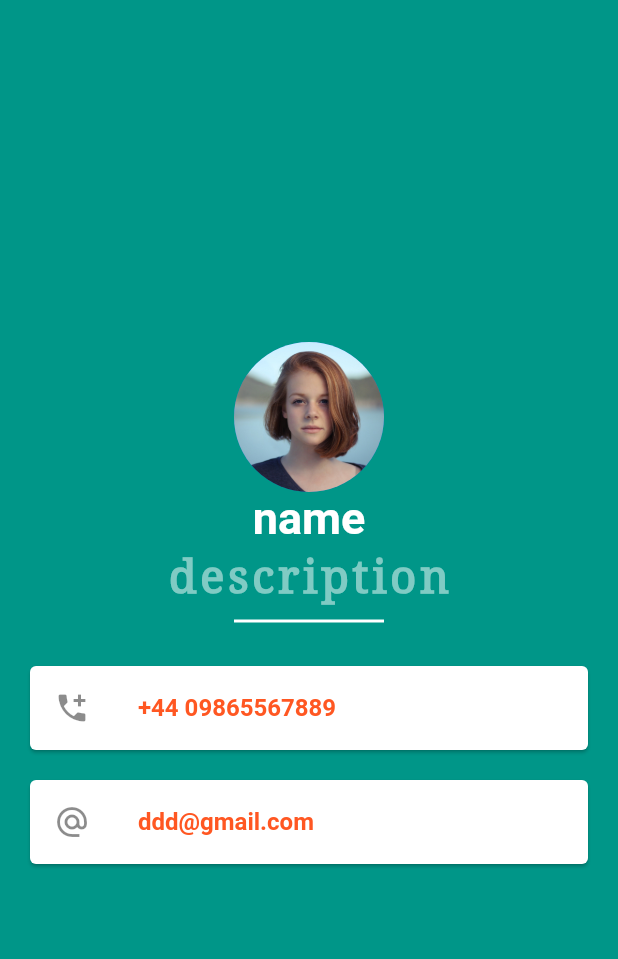
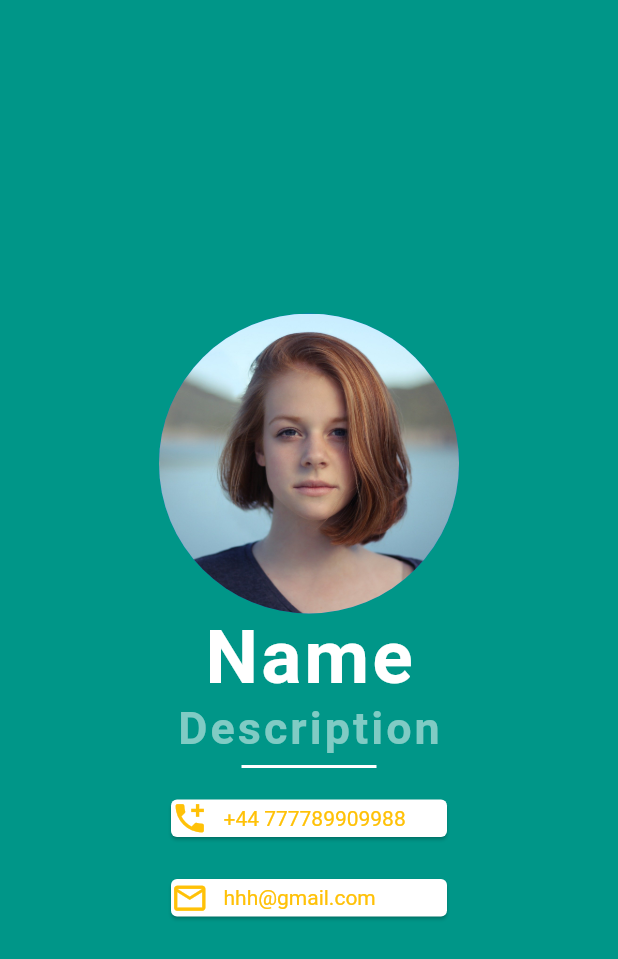
Before and after one commit to t-simeongordon/FlutterMyNetworkingCard, a Flutter app: the screen it shows after launch, on a phone screen of 412 x 824 dp. Shown: the top 959 px of the screen. Run offline on Flutter 3.47's test engine with Material 2 defaults, Android fonts, the phone set to English and light mode, and no system bars; Roboto replaces fonts that are missing (HachiMaruPop).

Commit message:
v0 use row instead of card widget

```diff
--- a/lib/main.dart
+++ b/lib/main.dart
@@ -122,67 +122,150 @@ class MiCardApp extends StatelessWidget{
           //     ),
           //   ],
           // ),
+
+          // //** test for Card view and ListTile - main
+          // child: Column(
+          //   verticalDirection: VerticalDirection.down,
+          //   mainAxisAlignment: MainAxisAlignment.center,
+          //   children: <Widget>[
+          //     CircleAvatar(
+          //       radius: 50,
+          //       backgroundImage: AssetImage("images/default_icon_girl.jpg"),
+          //     ),
+          //     Text("name",
+          //       style: TextStyle(
+          //           color: Colors.white,
+          //           fontFamily: 'HachiMaruPop',
+          //           fontSize: 30,
+          //           fontWeight: FontWeight.bold),
+          //     ),
+          //     Text("description",
+          //       style: TextStyle(
+          //           color: Colors.teal.shade200,
+          //           fontFamily: 'NotoSerif',
+          //           fontSize: 30,
+          //           fontWeight: FontWeight.bold,
+          //           letterSpacing: 2.5,
+          //       ),
+          //     ),
+          //     SizedBox(
+          //       height: 20,
+          //       width: 100,
+          //       child: Divider(
+          //         color: Colors.white,
+          //         thickness: 2,
+          //       ),
+          //     ),
+          //     Card(
+          //       color: Colors.white,
+          //       margin: EdgeInsets.fromLTRB(20, 20, 20, 20),
+          //       child:  ListTile(
+          //         leading: Icon(
+          //           Icons.add_call,
+          //         ),
+          //         title: Text(
+          //           "+44 09865567889",
+          //           style: TextStyle(
+          //             fontWeight: FontWeight.bold,
+          //             color: Colors.deepOrange,
+          //           ),
+          //         ),
+          //       ),
+          //     ),
+          //     Card(
+          //       color: Colors.white,
+          //       margin: EdgeInsets.fromLTRB(20, 0, 20, 20),
+          //       child: ListTile(
+          //         leading: Icon(Icons.alternate_email),
+          //         title: Text("ddd@gmail.com",
+          //           style: TextStyle(
+          //             fontWeight: FontWeight.bold,
+          //             color: Colors.deepOrange,
+          //           ),
+          //         ),
+          //       ),
+          //     )
+          //   ],
+          // ),
           child: Column(
-            verticalDirection: VerticalDirection.down,
             mainAxisAlignment: MainAxisAlignment.center,
             children: <Widget>[
               CircleAvatar(
-                radius: 50,
-                backgroundImage: AssetImage("images/default_icon_girl.jpg"),
+                backgroundImage: AssetImage('images/default_icon_girl.jpg'),
+                radius: 100,
               ),
-              Text("name",
+              Text('Name',
+
                 style: TextStyle(
+                  letterSpacing: 2,
+                  fontWeight: FontWeight.bold,
                   color: Colors.white,
-                    fontFamily: 'HachiMaruPop',
-                    fontSize: 30,
-                    fontWeight: FontWeight.bold),
+                  fontSize: 50,
                 ),
-              Text("description",
+              ),
+              Text('Description',
                 style: TextStyle(
                   color: Colors.teal.shade200,
-                    fontFamily: 'NotoSerif',
+                  letterSpacing: 2,
+                  fontWeight: FontWeight.bold,
                   fontSize: 30,
-                    fontWeight: FontWeight.bold,
-                    letterSpacing: 2.5,
                 ),
               ),
               SizedBox(
-                height: 20,
-                width: 100,
+                width: 90,
                 child: Divider(
+                  thickness: 2,
                   color: Colors.white,
-                  thickness: 2,
                 ),
               ),
-              Card(
+              Column(
+                children: <Widget>[
+                  Padding(
+                    padding: EdgeInsets.fromLTRB(110, 10, 110, 0),
+                    child: Card(
                       color: Colors.white,
-                margin: EdgeInsets.fromLTRB(20, 20, 20, 20),
-                child:  ListTile(
-                  leading: Icon(
-                    Icons.add_call,
+                      child: Row(
+                        children: <Widget>[
+                          Icon(
+                            Icons.add_call,color: Colors.amber,
+                            size: 25,
                           ),
-                  title: Text(
-                    "+44 09865567889",
+                          SizedBox(
+                            width: 10,
+                          ),
+                          Text('+44 777789909988',
                             style: TextStyle(
-                      fontWeight: FontWeight.bold,
-                      color: Colors.deepOrange,
+                              color: Colors.amber,
+                            ),
+                          ),
+                        ],
                       ),
                     ),
                   ),
+                  Padding(
+                    padding: EdgeInsets.fromLTRB(110, 20, 110, 0),
+                    child: Card(
+                      color: Colors.white,
+                      child: Row(
+                        children: <Widget>[
+                          Icon(
+                            Icons.email_outlined,color: Colors.amber,
+                            size: 25,
                           ),
-              Card(
-                color: Colors.white,
-                margin: EdgeInsets.fromLTRB(20, 0, 20, 20),
-                child: ListTile(
-                  leading: Icon(Icons.alternate_email),
-                  title: Text("ddd@gmail.com",
+                          SizedBox(
+                            width: 10,
+                          ),
+                          Text('hhh@gmail.com',
                             style: TextStyle(
-                      fontWeight: FontWeight.bold,
-                      color: Colors.deepOrange,
+                              color: Colors.amber,
+                            ),
+                          ),
+                        ],
                       ),
                     ),
                   ),
-              )
+                ],
+              ),
             ],
           ),
         ),
```
Lines whose indentation alone changed are shown as unchanged.
